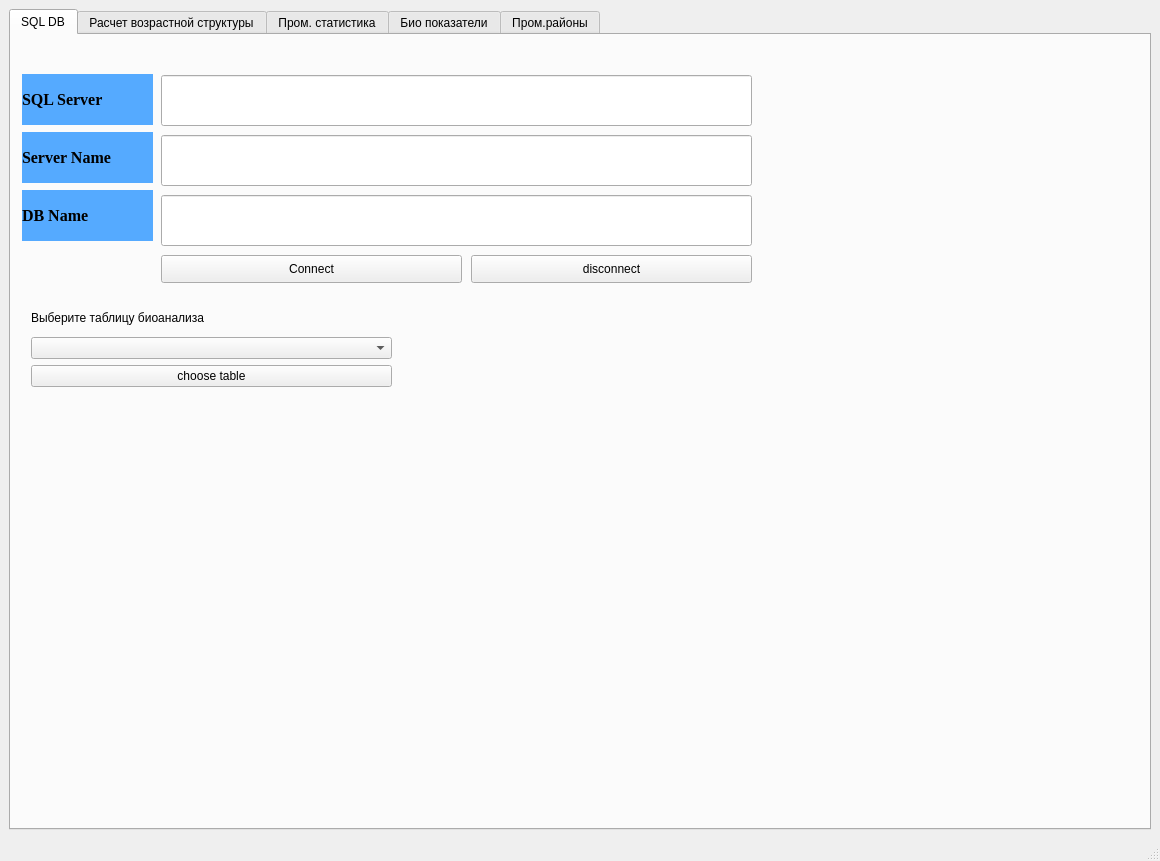
Above: ui_form.ui from DidenkoDmitriy/fish_stock before the change. Below: the same form after it.
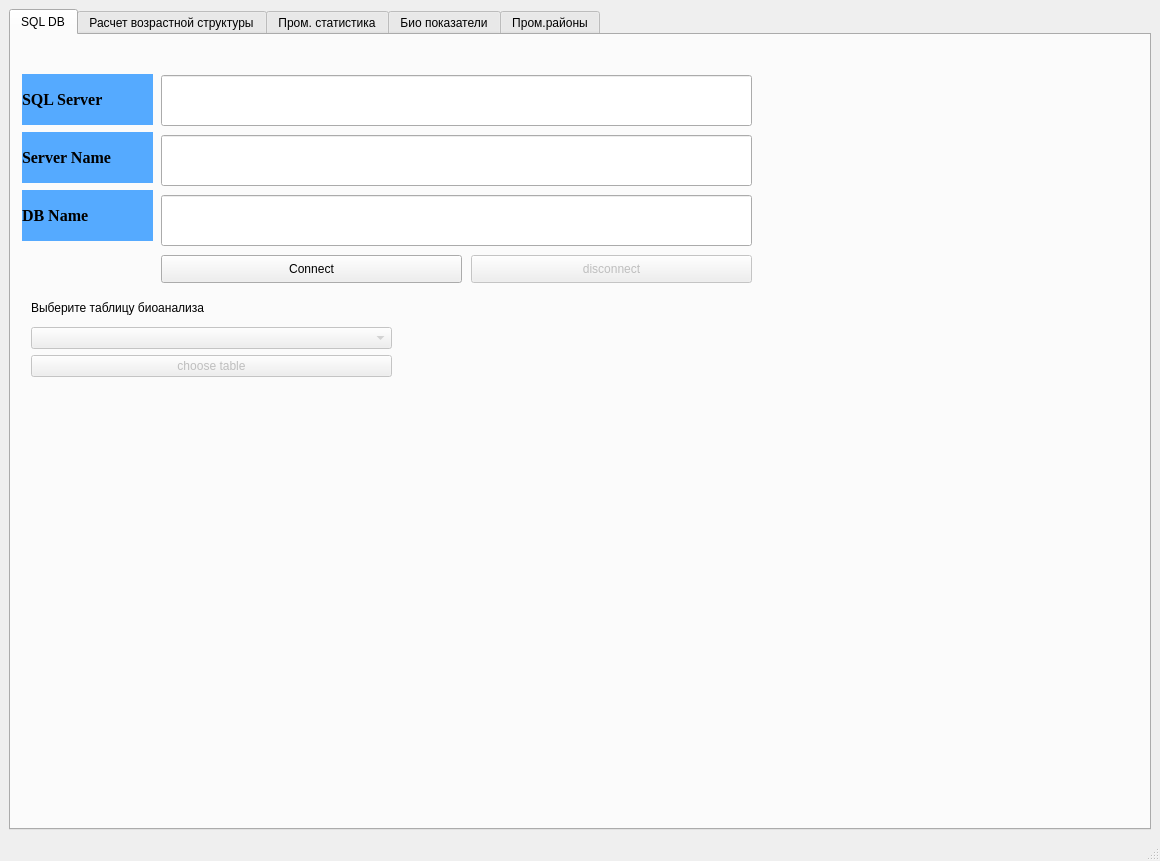
That is the form after the change.

Patch:
```diff
--- a/ui_form.ui
+++ b/ui_form.ui
@@ -152,7 +152,7 @@
         <property name="geometry">
          <rect>
           <x>20</x>
-          <y>270</y>
+          <y>260</y>
           <width>361</width>
           <height>82</height>
          </rect>
@@ -174,14 +174,14 @@
          <item>
           <widget class="QComboBox" name="comboBox_tab_sql_bioanalis_table_list">
            <property name="enabled">
-            <bool>true</bool>
+            <bool>false</bool>
            </property>
           </widget>
          </item>
          <item>
           <widget class="QPushButton" name="pushButton_sql_bioanalis_choose_table">
            <property name="enabled">
-            <bool>true</bool>
+            <bool>false</bool>
            </property>
            <property name="text">
             <string>choose table</string>
@@ -191,6 +191,9 @@
         </layout>
        </widget>
        <widget class="QPushButton" name="btn_DisConnect_SQL_DB">
+        <property name="enabled">
+         <bool>false</bool>
+        </property>
         <property name="geometry">
          <rect>
           <x>460</x>
```
